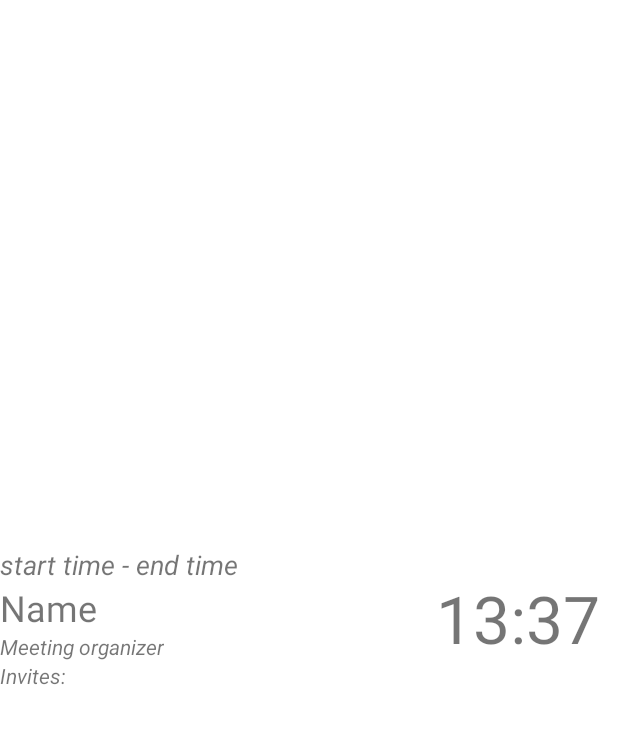
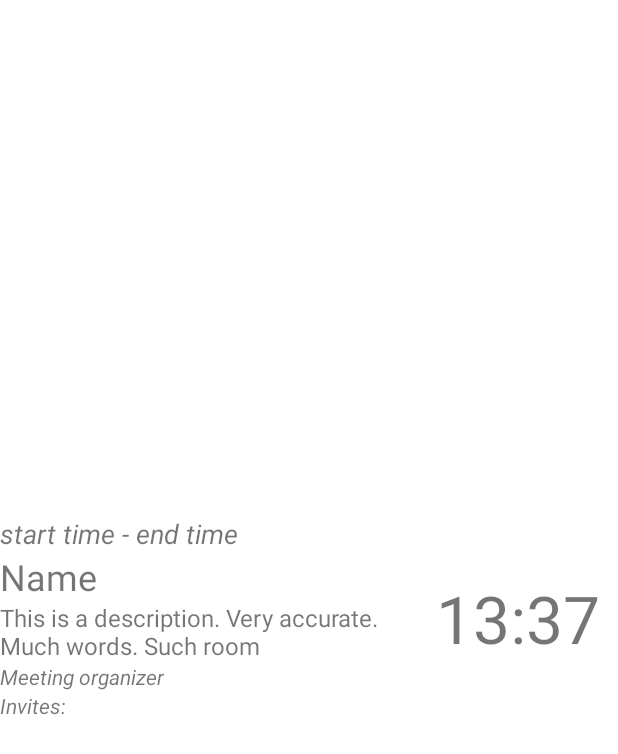
Before and after one commit to sbajt/develop, an Android app: the layout fragment_meeting_room_description.xml on its own in the app's theme, with its tools: preview values and no code run, on a phone screen of 412 x 824 dp. Shown: the top 754 px of the screen. Run offline under Robolectric (Android 15) with nearby library versions, the phone set to English and light mode, and no system bars; network calls fail.

Commit message:
Changes meeting list filtering in MeetingRoomDescriptionFragment. Adds description view in MeetingRoomDescriptionFragment layout and binds it to description field in Meeting data class

```diff
--- a/app/src/main/java/com/scorealarm/meeting/rooms/fragments/MeetingRoomDescriptionFragment.kt
+++ b/app/src/main/java/com/scorealarm/meeting/rooms/fragments/MeetingRoomDescriptionFragment.kt
@@ -64,9 +64,7 @@ class MeetingRoomDescriptionFragment :
 
     private fun setupDescriptionViews(meetings: List<Meeting>?) {
         val currentMeeting = meetings?.find {
-            val millisStartOfTodayDateTime = DateTime.now().withTimeAtStartOfDay().millis
-            it.startDateTime.withTimeAtStartOfDay().millis == millisStartOfTodayDateTime
-                    && it.endDateTime.withTimeAtStartOfDay().millis == millisStartOfTodayDateTime
+            it.startDateTime.isBeforeNow && it.endDateTime.isAfterNow
         }
         bindViews(currentMeeting)
         if (currentMeeting != null) {
@@ -93,6 +91,7 @@ class MeetingRoomDescriptionFragment :
     private fun bindViews(meeting: Meeting?) {
         currentMeetingNameView.text = if (meeting == null) "" else meeting.title
         currentMeetingNameView.textSize = if (meeting == null) 16f else 24f
+        currentMeetingDescriptionView.text = if (meeting == null) "" else meeting.description
         currentMeetingTimeView.text = if (meeting == null) "" else
             "${meeting.startDateTime.toString("HH:mm")} - ${meeting.endDateTime.toString("HH:mm")}"
         currentMeetingOrganizerView.text = if (meeting == null) "" else "${meeting.organizer}"
--- a/app/src/main/java/com/scorealarm/meeting/rooms/models/Meeting.kt
+++ b/app/src/main/java/com/scorealarm/meeting/rooms/models/Meeting.kt
@@ -6,6 +6,9 @@ import org.joda.time.DateTime
 data class Meeting(
     @SerializedName("summary")
     val title: String?,
+
+    val description: String?,
+
     val organizer: String?,
 
     @SerializedName("attendees")
--- a/app/src/main/java/com/scorealarm/meeting/rooms/rest/RestService.kt
+++ b/app/src/main/java/com/scorealarm/meeting/rooms/rest/RestService.kt
@@ -55,6 +55,7 @@ object RestService {
             listOf(
                 Meeting(
                     title = "Test meeting 1",
+                    description = "This is a description. Very accurate. Much words. Such room.",
                     organizer = "Tester",
                     invitesNumber = 4,
                     startDateTime = DateTime.parse("2021-4-25T11:00:00.000+01:00"),
@@ -62,6 +63,7 @@ object RestService {
                 ),
                 Meeting(
                     title = "Test meeting 2",
+                    description = "This is a description. Very accurate. Much words. Such room.",
                     organizer = "Tester",
                     invitesNumber = 1,
                     startDateTime = DateTime.parse("2021-4-25T13:00:00.000+01:00"),
@@ -69,6 +71,7 @@ object RestService {
                 ),
                 Meeting(
                     title = "Test meeting 3",
+                    description = "This is a description. Very accurate. Much words. Such room.",
                     organizer = "Tester",
                     invitesNumber = 12,
                     startDateTime = DateTime.parse("2021-4-25T15:00:00.000+01:00"),
@@ -76,6 +79,7 @@ object RestService {
                 ),
                 Meeting(
                     title = "Test meeting 4",
+                    description = "This is a description. Very accurate. Much words. Such room.",
                     organizer = "Tester",
                     invitesNumber = 3,
                     startDateTime = DateTime.parse("2021-4-25T16:30:00.000+01:00"),
--- a/app/src/main/res/layout/activity_main.xml
+++ b/app/src/main/res/layout/activity_main.xml
@@ -16,7 +16,7 @@
             android:id="@+id/meetingRoomDetailsContainer"
             android:layout_width="match_parent"
             android:layout_height="0dp"
-            android:layout_weight="0.3" />
+            android:layout_weight="0.4" />
 
         <FrameLayout
             android:id="@+id/meetingRoomMeetingListContainer"
--- a/app/src/main/res/layout/fragment_meeting_room_description.xml
+++ b/app/src/main/res/layout/fragment_meeting_room_description.xml
@@ -34,6 +34,16 @@
             tools:text="Name" />
 
         <TextView
+            android:id="@+id/currentMeetingDescriptionView"
+            android:layout_width="wrap_content"
+            android:layout_height="wrap_content"
+            android:ellipsize="end"
+            android:maxLines="2"
+            android:textSize="16sp"
+            android:textStyle="normal"
+            tools:text="This is a description. Very accurate. Much words. Such room" />
+
+        <TextView
             android:id="@+id/currentMeetingOrganizerView"
             android:layout_width="wrap_content"
             android:layout_height="wrap_content"
```
